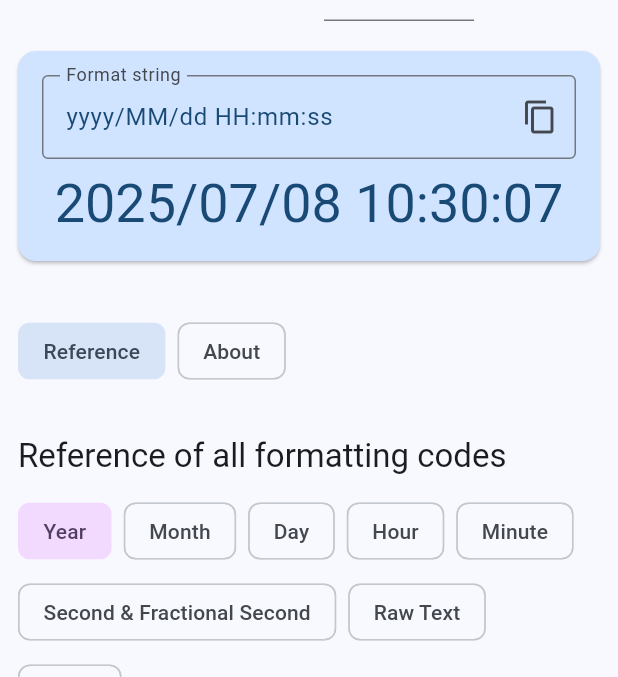
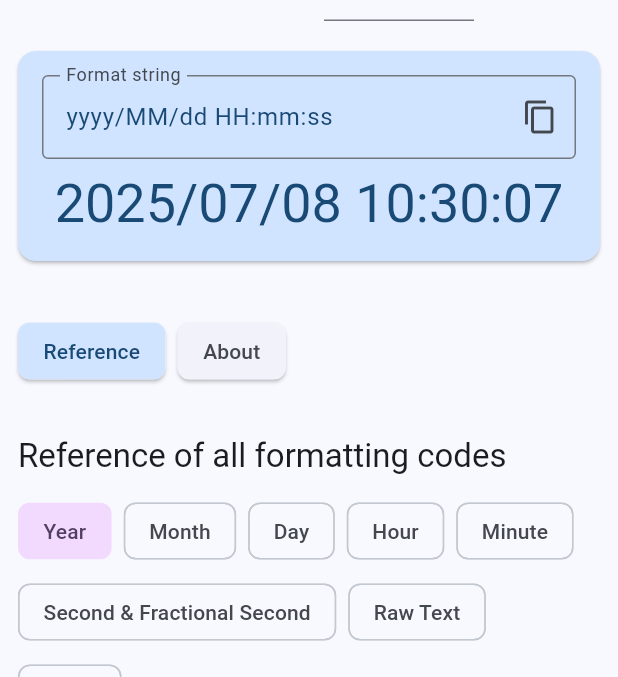
Before and after one commit to ffelixm/date-format-playground, a Flutter app: the screen it shows after launch, on a phone screen of 412 x 824 dp, the part 63-740 px from its top. Run offline on Flutter 3.47's test engine with Material 3 defaults, Android fonts, the phone set to English and light mode, and no system bars; our stand-ins replace shared_preferences.

Commit message:
Improve design of main section chips

```diff
--- a/lib/ui/home_view.dart
+++ b/lib/ui/home_view.dart
@@ -29,6 +29,8 @@ class _HomeViewState extends State<HomeView> {
 
   @override
   Widget build(BuildContext context) {
+    var theme = Theme.of(context);
+
     return Scaffold(
       appBar: AppBar(
         title: Text("Dart/Flutter DateFormat Playground"),
@@ -86,19 +88,20 @@ class _HomeViewState extends State<HomeView> {
                       padding: const EdgeInsets.symmetric(horizontal: 4),
                       child: Wrap(
                         spacing: 8,
-                        alignment: WrapAlignment.spaceAround,
                         children: [
-                          ChoiceChip(
-                            label: Text("Reference"),
+                          ChoiceChip.elevated(
+                            label: Text("Reference", style: selectedSection == HomeViewSection.reference ? TextStyle(color: theme.colorScheme.onPrimaryContainer) : null),
                             selected: selectedSection == HomeViewSection.reference,
                             onSelected: (value) => setState(() => selectedSection = HomeViewSection.reference),
                             showCheckmark: false,
+                            selectedColor: theme.colorScheme.primaryContainer,
                           ),
-                          ChoiceChip(
-                            label: Text("About"),
+                          ChoiceChip.elevated(
+                            label: Text("About", style: selectedSection == HomeViewSection.about ? TextStyle(color: theme.colorScheme.onPrimaryContainer) : null),
                             selected: selectedSection == HomeViewSection.about,
                             onSelected: (value) => setState(() => selectedSection = HomeViewSection.about),
                             showCheckmark: false,
+                            selectedColor: theme.colorScheme.primaryContainer,
                           ),
                         ],
                       ),
```
